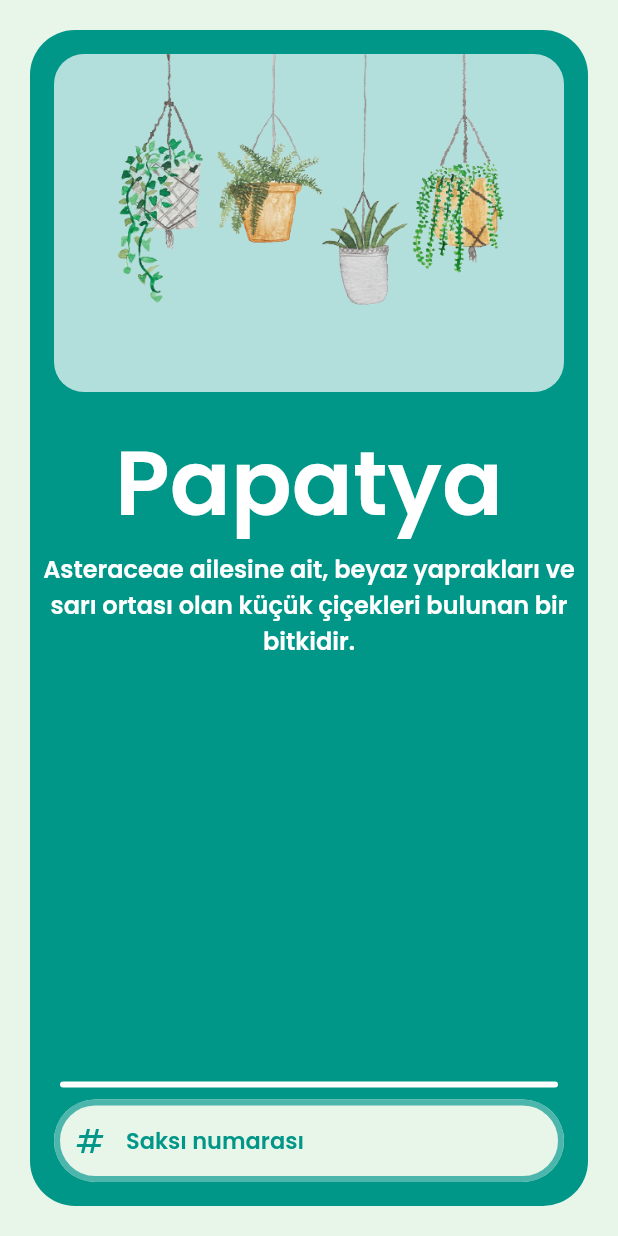
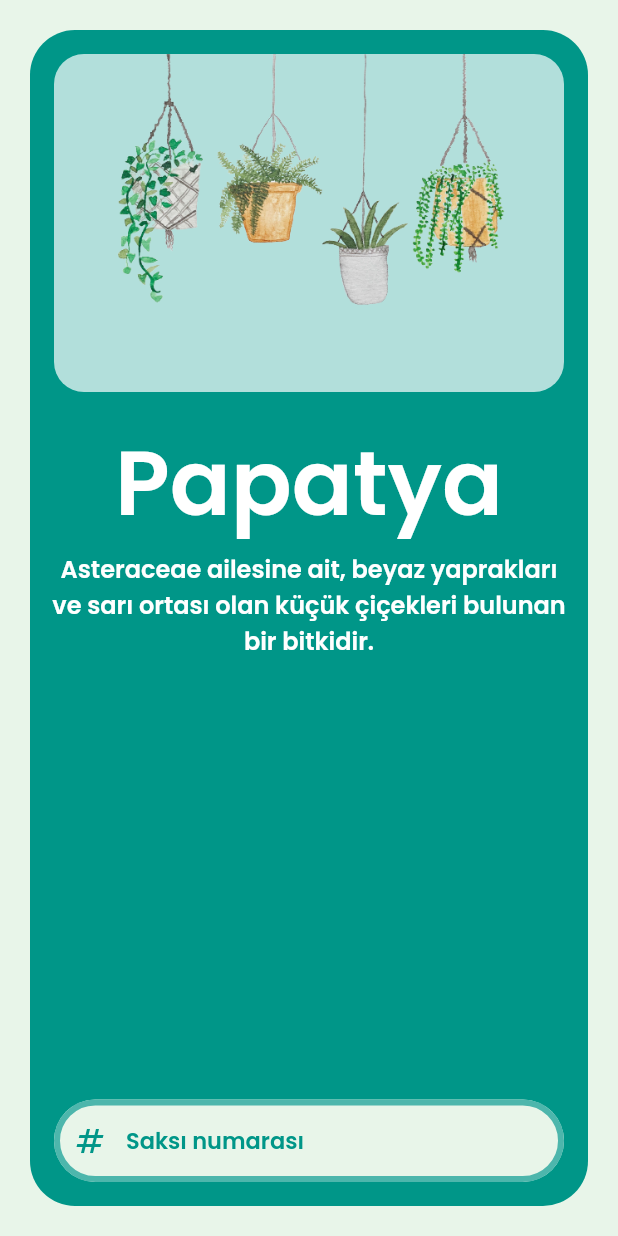
Before and after one commit to ubselcuk/flora, a Flutter app: the PlantScreen screen opened by its route, after a tap on "Image", on a phone screen of 412 x 824 dp. Run offline on Flutter 3.47's test engine with Material 2 defaults, Android fonts, the phone set to English and light mode, and no system bars; our stand-ins replace adaptive_dialog, eva_icons_flutter, google_fonts, loading_indicator.

Commit message:
and at this point i'm too afraid to ask

```diff
--- a/lib/screens/plants/plants_screen.dart
+++ b/lib/screens/plants/plants_screen.dart
@@ -30,7 +30,8 @@
                   itemCount: plants.length,
                   itemBuilder: (context, index) {
                     return Padding(
-                      padding: const EdgeInsets.all(8.0),
+                      padding: const EdgeInsets.only(
+                          left: 12, right: 12, bottom: 12),
                       child: InkWell(
                         onTap: () {
                           Navigator.pushNamed(
--- a/lib/screens/plants/selected_plant_screen.dart
+++ b/lib/screens/plants/selected_plant_screen.dart
@@ -4,6 +4,7 @@
 import 'package:flutter/foundation.dart';
 import 'package:flutter/material.dart';
 import 'package:google_fonts/google_fonts.dart';
+import 'package:loading_indicator/loading_indicator.dart';
 
 class SelectedPlantScreen extends StatefulWidget {
   const SelectedPlantScreen({super.key});
@@ -15,6 +16,7 @@
 
 class _SelectedPlantScreenState extends State<SelectedPlantScreen> {
   String pi = '';
+  bool vis = true;
   @override
   Widget build(BuildContext context) {
     var arguments = ModalRoute.of(context)?.settings.arguments as Map;
@@ -48,8 +50,12 @@
                     ),
                   ],
                 ),
-                Expanded(
+                Visibility(
+                  visible: vis,
+                  child: Expanded(
                     child: SingleChildScrollView(
+                      child: Padding(
+                        padding: const EdgeInsets.only(left: 10, right: 10),
                         child: Text(
                           myPlant.info,
                           style: GoogleFonts.poppins(
@@ -62,7 +68,12 @@
                         ),
                       ),
                     ),
-                Padding(
+                  ),
+                ),
+                /*
+                Visibility(
+                  visible: vis,
+                  child: Padding(
                     padding: const EdgeInsets.only(
                         left: 20, right: 20, bottom: 8, top: 8),
                     child: Container(
@@ -80,12 +91,38 @@
                       ),
                     ),
                   ),
+                ),*/
+                Visibility(
+                  visible: !vis,
+                  child: Padding(
+                    padding: const EdgeInsets.all(8.0),
+                    child: SizedBox(
+                      width: 50,
+                      height: 50,
+                      child: LoadingIndicator(
+                        indicatorType: Indicator.ballPulseSync,
+                        colors: [splashMainColor.shade50],
+                      ),
+                    ),
+                  ),
+                ),
                 CustomTextField(
                   hintText: 'Saksı numarası',
                   icon: Icons.numbers,
                   keyboardType: TextInputType.name,
                   onChanged: (value) {
                     pi = value != '' ? value : '';
+                  },
+                  onTap: () {
+                    setState(() {
+                      vis = false;
+                    });
+                  },
+                  onTapOutside: (p0) {
+                    FocusManager.instance.primaryFocus?.unfocus();
+                    setState(() {
+                      vis = true;
+                    });
                   },
                 ),
               ],
--- a/lib/screens/splash/splash_screen.dart
+++ b/lib/screens/splash/splash_screen.dart
@@ -5,6 +5,7 @@
 import 'package:flora/data.dart';
 import 'package:flora/screens/login/login_screen.dart';
 import 'package:flutter/material.dart';
+import 'package:flutter/services.dart';
 import 'package:google_fonts/google_fonts.dart';
 import 'package:loading_indicator/loading_indicator.dart';
 
@@ -20,6 +21,7 @@
 class _SplashScreenState extends State<SplashScreen> {
   @override
   Widget build(BuildContext context) {
+    SystemChrome.setEnabledSystemUIMode(SystemUiMode.immersiveSticky);
     return Material(
       child: _screen(context),
     );
@@ -27,6 +29,7 @@
 
   Widget _screen(BuildContext context) {
     var randomPlant = Random().nextInt(plants.length);
+
     return Container(
       color: splashMainColor.shade100,
       child: Column(
```
Lines whose indentation alone changed are shown as unchanged.
